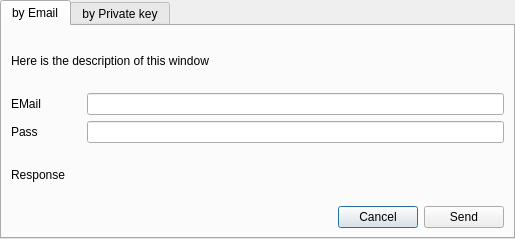
Qt form src/qt/forms/ShareDialog.ui (odrowonz/atbcoin-insight) before a commit.
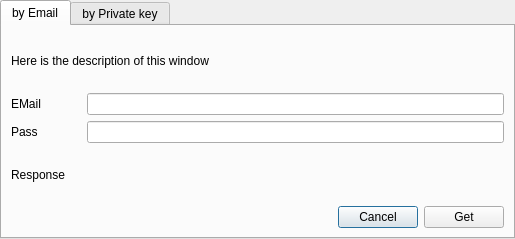
The same form after that commit.

```diff
--- a/src/qt/forms/ShareDialog.ui
+++ b/src/qt/forms/ShareDialog.ui
@@ -125,7 +125,7 @@
          <item>
           <widget class="QPushButton" name="sendButtonByEmail">
            <property name="text">
-            <string>Send</string>
+            <string>Get</string>
            </property>
           </widget>
          </item>
```
